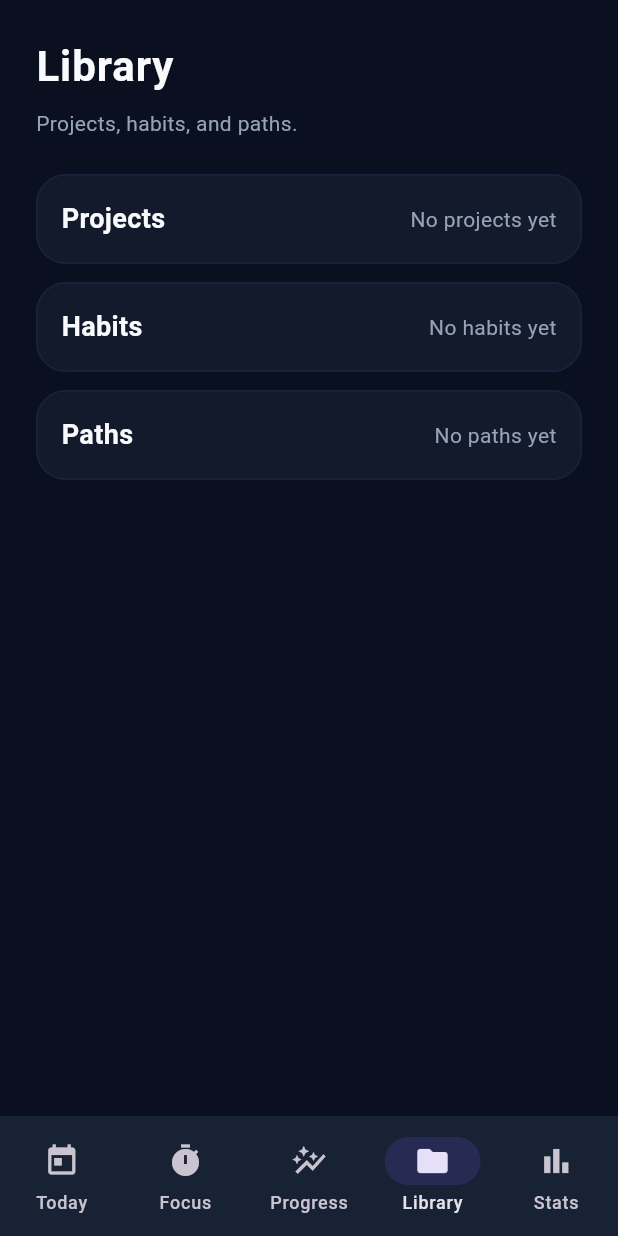
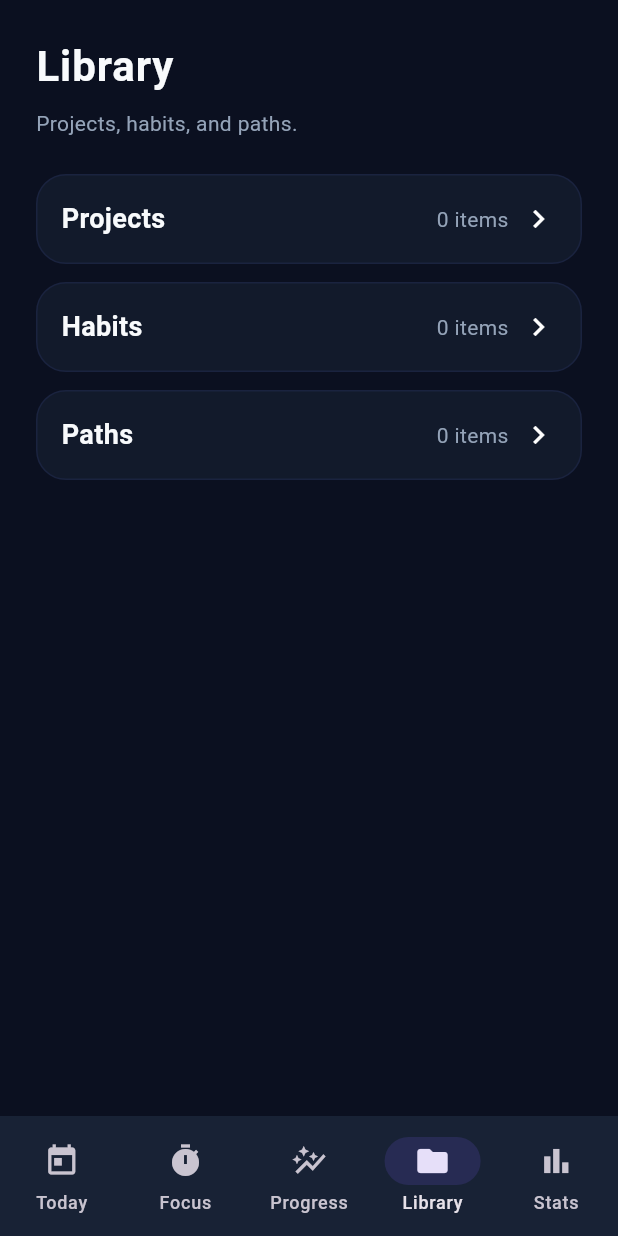
Before and after one commit to AfifBen/trifocus, a Flutter app: the LibraryScreen screen opened by its route, on a phone screen of 412 x 824 dp. Run offline on Flutter 3.47's test engine with Material 3 defaults, Android fonts, the phone set to English and light mode, and no system bars; our stand-ins replace flutter_riverpod, go_router, shared_preferences; accounts and stored records are empty; statements that could not run were skipped.

Commit message:
Sprint 7: Library CRUD for projects/habits/paths

```diff
--- a/lib/app/router.dart
+++ b/lib/app/router.dart
@@ -8,6 +8,9 @@ import '../features/focus_session/presentation/screens/session_complete_screen.d
 import '../features/progress/presentation/screens/progress_screen.dart';
 import '../features/stats/presentation/screens/stats_screen.dart';
 import '../features/library/presentation/screens/library_screen.dart';
+import '../features/library/presentation/screens/projects_screen.dart';
+import '../features/library/presentation/screens/habits_screen.dart';
+import '../features/library/presentation/screens/paths_screen.dart';
 import '../shared/widgets/app_bottom_nav.dart';
 
 final appRouter = GoRouter(
@@ -72,6 +75,18 @@ final appRouter = GoRouter(
           builder: (context, state) => const LibraryScreen(),
         ),
         GoRoute(
+          path: '/library/projects',
+          builder: (context, state) => const ProjectsScreen(),
+        ),
+        GoRoute(
+          path: '/library/habits',
+          builder: (context, state) => const HabitsScreen(),
+        ),
+        GoRoute(
+          path: '/library/paths',
+          builder: (context, state) => const PathsScreen(),
+        ),
+        GoRoute(
           path: '/stats',
           builder: (context, state) => const StatsScreen(),
         ),
--- /dev/null
+++ b/lib/features/library/domain/models/library_item.dart
@@ -0,0 +1,5 @@
+abstract class LibraryItem {
+  String get id;
+  String get title;
+  Map<String, dynamic> toJson();
+}
--- /dev/null
+++ b/lib/features/library/presentation/controllers/library_controller.dart
@@ -0,0 +1,81 @@
+import 'package:flutter_riverpod/flutter_riverpod.dart';
+import '../../../core/data/local_storage.dart';
+import '../../domain/models/project.dart';
+import '../../domain/models/habit.dart';
+import '../../domain/models/path.dart';
+
+class LibraryState {
+  final List<Project> projects;
+  final List<Habit> habits;
+  final List<Path> paths;
+
+  const LibraryState({
+    required this.projects,
+    required this.habits,
+    required this.paths,
+  });
+
+  LibraryState copyWith({
+    List<Project>? projects,
+    List<Habit>? habits,
+    List<Path>? paths,
+  }) {
+    return LibraryState(
+      projects: projects ?? this.projects,
+      habits: habits ?? this.habits,
+      paths: paths ?? this.paths,
+    );
+  }
+}
+
+final libraryProvider = StateNotifierProvider<LibraryController, LibraryState>(
+  (ref) => LibraryController()..load(),
+);
+
+class LibraryController extends StateNotifier<LibraryState> {
+  LibraryController()
+      : super(const LibraryState(projects: [], habits: [], paths: []));
+
+  Future<void> load() async {
+    final projects = await LocalStorage.loadProjects();
+    final habits = await LocalStorage.loadHabits();
+    final paths = await LocalStorage.loadPaths();
+    state = state.copyWith(projects: projects, habits: habits, paths: paths);
+  }
+
+  Future<void> addProject(Project item) async {
+    final items = [...state.projects, item];
+    state = state.copyWith(projects: items);
+    await LocalStorage.saveProjects(items);
+  }
+
+  Future<void> removeProject(String id) async {
+    final items = state.projects.where((e) => e.id != id).toList();
+    state = state.copyWith(projects: items);
+    await LocalStorage.saveProjects(items);
+  }
+
+  Future<void> addHabit(Habit item) async {
+    final items = [...state.habits, item];
+    state = state.copyWith(habits: items);
+    await LocalStorage.saveHabits(items);
+  }
+
+  Future<void> removeHabit(String id) async {
+    final items = state.habits.where((e) => e.id != id).toList();
+    state = state.copyWith(habits: items);
+    await LocalStorage.saveHabits(items);
+  }
+
+  Future<void> addPath(Path item) async {
+    final items = [...state.paths, item];
+    state = state.copyWith(paths: items);
+    await LocalStorage.savePaths(items);
+  }
+
+  Future<void> removePath(String id) async {
+    final items = state.paths.where((e) => e.id != id).toList();
+    state = state.copyWith(paths: items);
+    await LocalStorage.savePaths(items);
+  }
+}
--- a/lib/features/library/presentation/screens/library_screen.dart
+++ b/lib/features/library/presentation/screens/library_screen.dart
@@ -1,13 +1,17 @@
 import 'package:flutter/material.dart';
+import 'package:flutter_riverpod/flutter_riverpod.dart';
 import '../../../../app/theme/app_colors.dart';
 import '../../../../app/theme/app_text_styles.dart';
 import '../../../../shared/widgets/app_scaffold.dart';
+import '../controllers/library_controller.dart';
 
-class LibraryScreen extends StatelessWidget {
+class LibraryScreen extends ConsumerWidget {
   const LibraryScreen({super.key});
 
   @override
-  Widget build(BuildContext context) {
+  Widget build(BuildContext context, WidgetRef ref) {
+    final state = ref.watch(libraryProvider);
+
     return AppScaffold(
       child: Padding(
         padding: const EdgeInsets.all(24),
@@ -18,11 +22,23 @@ class LibraryScreen extends StatelessWidget {
             const SizedBox(height: 8),
             const Text('Projects, habits, and paths.', style: AppTextStyles.body),
             const SizedBox(height: 24),
-            _SectionCard(title: 'Projects', subtitle: 'No projects yet'),
+            _SectionCard(
+              title: 'Projects',
+              subtitle: '${state.projects.length} items',
+              onTap: () => Navigator.of(context).pushNamed('/library/projects'),
+            ),
             const SizedBox(height: 12),
-            _SectionCard(title: 'Habits', subtitle: 'No habits yet'),
+            _SectionCard(
+              title: 'Habits',
+              subtitle: '${state.habits.length} items',
+              onTap: () => Navigator.of(context).pushNamed('/library/habits'),
+            ),
             const SizedBox(height: 12),
-            _SectionCard(title: 'Paths', subtitle: 'No paths yet'),
+            _SectionCard(
+              title: 'Paths',
+              subtitle: '${state.paths.length} items',
+              onTap: () => Navigator.of(context).pushNamed('/library/paths'),
+            ),
           ],
         ),
       ),
@@ -33,12 +49,16 @@ class LibraryScreen extends StatelessWidget {
 class _SectionCard extends StatelessWidget {
   final String title;
   final String subtitle;
+  final VoidCallback? onTap;
 
-  const _SectionCard({required this.title, required this.subtitle});
+  const _SectionCard({required this.title, required this.subtitle, this.onTap});
 
   @override
   Widget build(BuildContext context) {
-    return Container(
+    return InkWell(
+      onTap: onTap,
+      borderRadius: BorderRadius.circular(20),
+      child: Container(
         padding: const EdgeInsets.all(16),
         decoration: BoxDecoration(
           color: AppColors.surface,
@@ -49,8 +69,15 @@ class _SectionCard extends StatelessWidget {
           mainAxisAlignment: MainAxisAlignment.spaceBetween,
           children: [
             Text(title, style: AppTextStyles.title),
+            Row(
+              children: [
                 Text(subtitle, style: AppTextStyles.body),
+                const SizedBox(width: 8),
+                const Icon(Icons.chevron_right, color: AppColors.textSecondary),
               ],
+            ),
+          ],
+        ),
       ),
     );
   }
```
Also changed, not shown: lib/features/core/data/local_storage.dart (+54 -0 lines), lib/features/library/domain/models/habit.dart (added, +21 -0 lines), lib/features/library/domain/models/path.dart (added, +21 -0 lines), lib/features/library/domain/models/project.dart (added, +21 -0 lines), lib/features/library/presentation/screens/habits_screen.dart (added, +87 -0 lines), lib/features/library/presentation/screens/paths_screen.dart (added, +87 -0 lines), lib/features/library/presentation/screens/projects_screen.dart (added, +88 -0 lines). Lines whose indentation alone changed are shown as unchanged.
